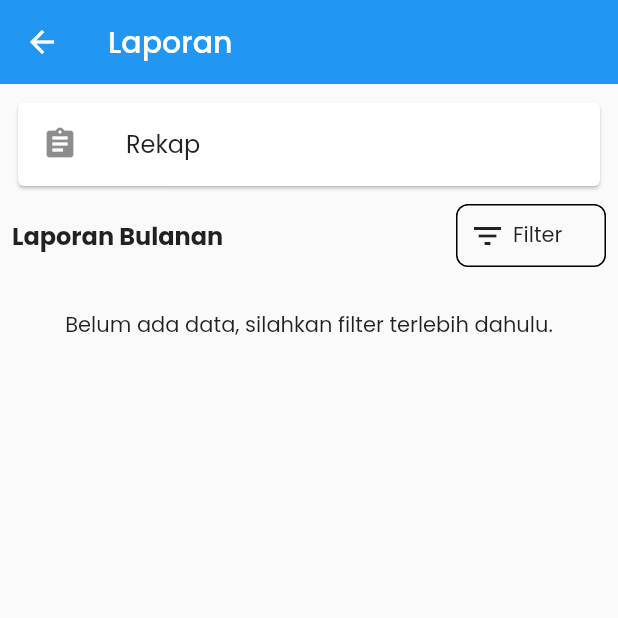
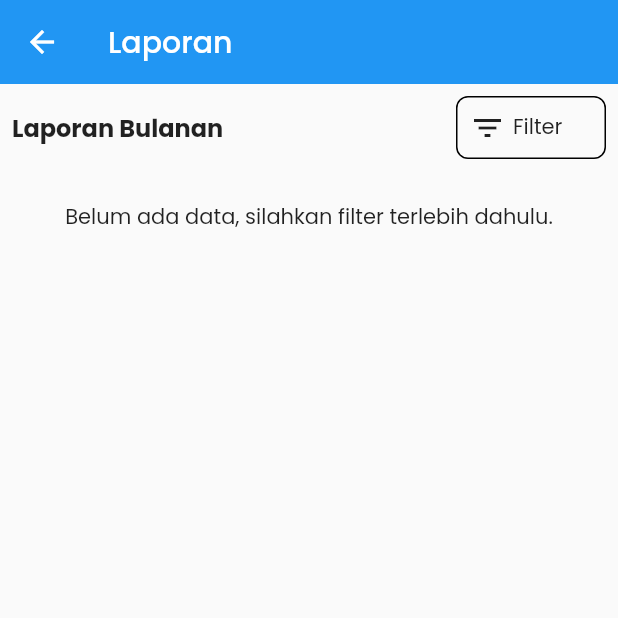
Before and after one commit to febryardiansyah/pamsimas, a Flutter app: the ReportScreen screen opened by its route, on a phone screen of 412 x 824 dp, the top half of it. Run offline on Flutter 3.47's test engine with Material 2 defaults, Android fonts, the phone set to English and light mode, and no system bars; our stand-ins replace bloc, cloud_firestore, equatable, firebase_auth, firebase_core, flutter_bloc and 9 more; missing offline and left inert: flutter_barcode_scanner; accounts and stored records are empty.

Commit message:
change app version to 0.0.4

```diff
--- a/lib/ui/home/home_screen.dart
+++ b/lib/ui/home/home_screen.dart
@@ -124,12 +124,6 @@ class _HomeScreenState extends State<HomeScreen> {
                     children: [
                       Image.asset(BaseString.iMainLogo,height: 40,width: 100,fit: BoxFit.contain,),
                       Spacer(),
-                      IconButton(
-                        onPressed: (){
-
-                        },
-                        icon: Icon(Icons.notifications,color: BaseColor.orange,),
-                      ),
                       IconButton(
                         onPressed: ()=>Navigator.pushNamed(context, rSettings),
                         icon: Icon(Icons.settings,color: BaseColor.grey,),
--- a/lib/ui/report/report_screen.dart
+++ b/lib/ui/report/report_screen.dart
@@ -57,13 +57,13 @@ class _ReportScreenState extends State<ReportScreen> {
               child: SingleChildScrollView(
                 child: Column(
                   children: [
-                    Card(
-                      child: ListTile(
-                        leading: Icon(Icons.assignment),
-                        title: Text('Rekap'),
-                      ),
-                    ),
-                    SizedBox(height: 8,),
+                    // Card(
+                    //   child: ListTile(
+                    //     leading: Icon(Icons.assignment),
+                    //     title: Text('Rekap'),
+                    //   ),
+                    // ),
+                    // SizedBox(height: 8,),
                     Row(
                       children: [
                         Text('Laporan Bulanan',style: TextStyle(fontWeight: FontWeight.bold,fontSize: 16),),
--- a/pubspec.yaml
+++ b/pubspec.yaml
@@ -15,7 +15,7 @@ publish_to: 'none' # Remove this line if you wish to publish to pub.dev
 # In iOS, build-name is used as CFBundleShortVersionString while build-number used as CFBundleVersion.
 # Read more about iOS versioning at
 # https://developer.apple.com/library/archive/documentation/General/Reference/InfoPlistKeyReference/Articles/CoreFoundationKeys.html
-version: 0.0.3+3
+version: 0.0.4+4
 
 environment:
   sdk: ">=2.12.0 <3.0.0"
```
